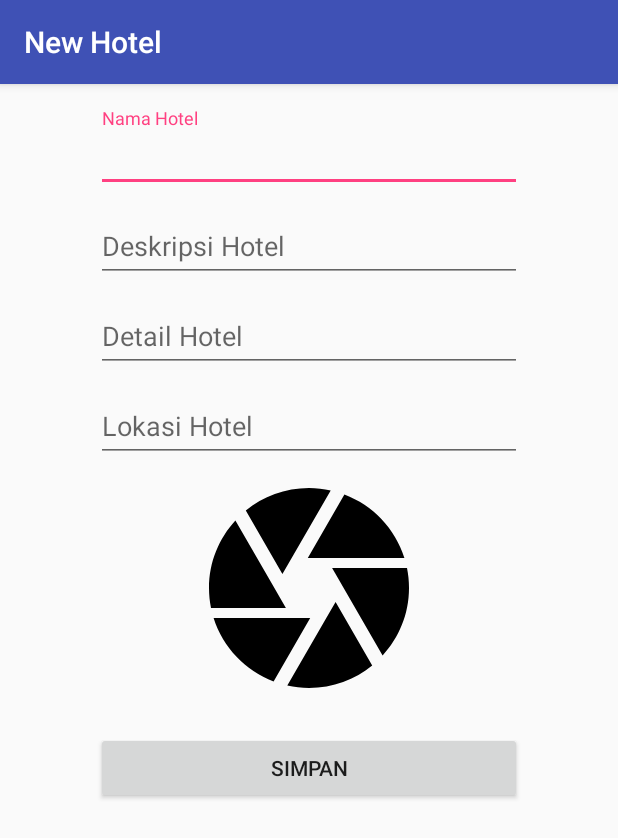
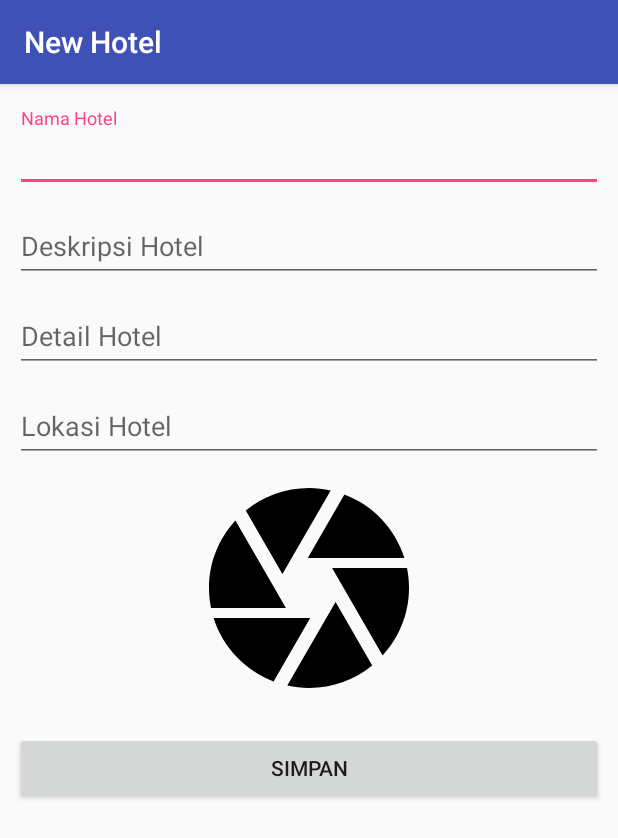
Before and after one commit to kriskafebri/RecyclerView3, an Android app: the InputActivity screen opened directly, with no data from a screen before it, on a phone screen of 412 x 824 dp. Shown: the top 838 px of the screen. Run offline under Robolectric (Android 15) with nearby library versions, the phone set to English and light mode, and no system bars.

```diff
--- a/app/src/main/java/com/jasahub/recyclerview3/InputActivity.java
+++ b/app/src/main/java/com/jasahub/recyclerview3/InputActivity.java
@@ -53,7 +53,7 @@ public class InputActivity extends AppCompatActivity {
 
         hotel = (Hotel) getIntent().getSerializableExtra(MainActivity.HOTEL);
         if (hotel != null) {
-            setTitle("Edit" + hotel.judul);
+            setTitle("Edit " + hotel.judul);
             fillData();
 
         } else {
--- a/app/src/main/res/layout/activity_input.xml
+++ b/app/src/main/res/layout/activity_input.xml
@@ -12,8 +12,8 @@
         android:layout_height="wrap_content"
         android:orientation="vertical"
         android:paddingBottom="16dp"
-        android:paddingLeft="64dp"
-        android:paddingRight="64dp"
+        android:paddingLeft="10dp"
+        android:paddingRight="10dp"
         android:paddingTop="16dp"
         tools:context="com.jasahub.recyclerview3.InputActivity">
 
```
Also changed, not shown: app/src/main/java/com/jasahub/recyclerview3/MainActivity.java (+15 -0 lines).
